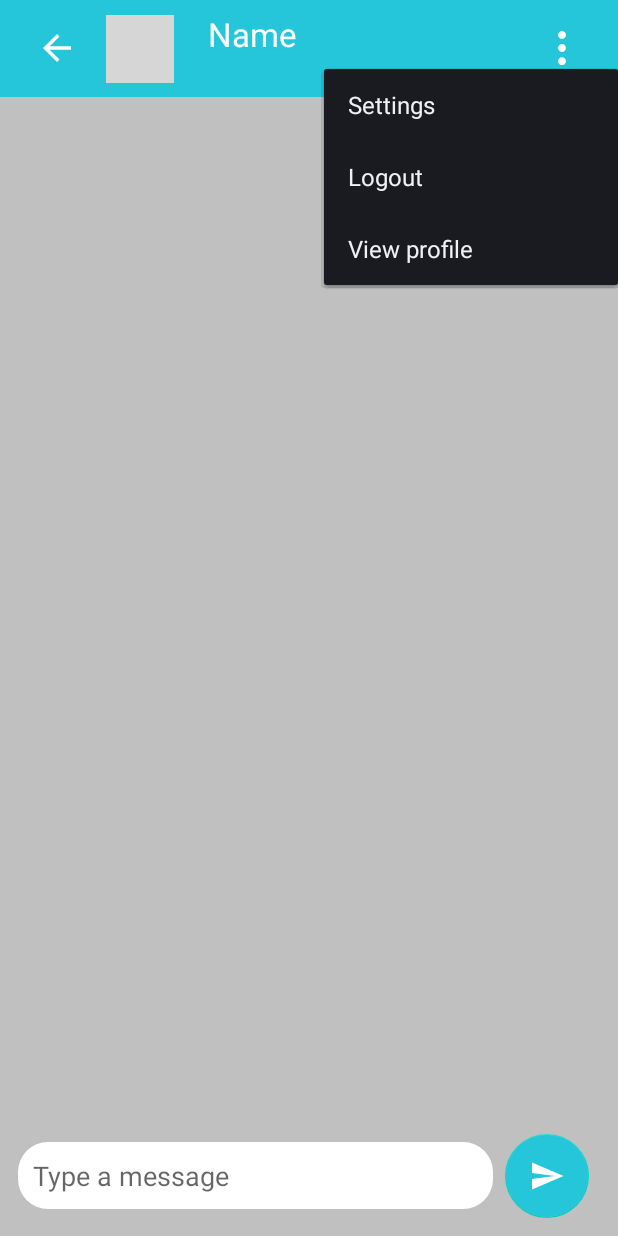
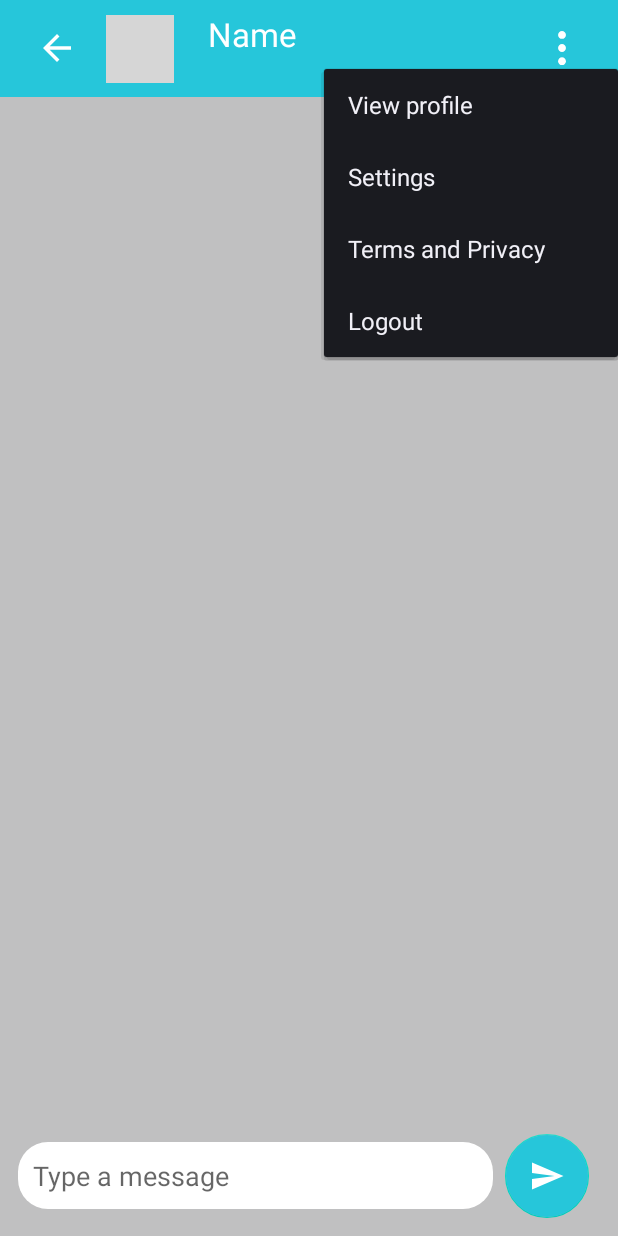
Before and after one commit to AritraLahiri/ChattersAndroid, an Android app: the ChatDetailActivity screen opened directly, with no data from a screen before it, after a tap on an icon or button, on a phone screen of 412 x 824 dp. Run offline under Robolectric (Android 15) with nearby library versions, the light colour scheme and no system bars; our stand-ins replace CircleImageView, Firebase (no records; nobody signed in at launch, a user with empty details on screens opened directly), Picasso; libraries missing offline, so code that uses them is left out: com.github.pgreze.reactions; pictures from the network do not load; 4 statements that could not run were skipped; grey boxes are pictures that could not be loaded.

Commit message:
Add privacy to App

```diff
--- a/app/src/main/res/menu/menu.xml
+++ b/app/src/main/res/menu/menu.xml
@@ -1,5 +1,6 @@
 <?xml version="1.0" encoding="utf-8"?>
 <menu xmlns:android="http://schemas.android.com/apk/res/android">
     <item android:id="@+id/setting" android:title="Settings"/>
+    <item android:id="@+id/privacy" android:title="Terms and Privacy"/>
     <item android:id="@+id/logout" android:title="Logout"/>
 </menu>
--- a/app/src/main/res/menu/popup_menu.xml
+++ b/app/src/main/res/menu/popup_menu.xml
@@ -2,13 +2,15 @@
 <menu xmlns:android="http://schemas.android.com/apk/res/android">
 
     <item
+        android:id="@+id/profile"
+        android:title="View profile" />
+    <item
         android:id="@+id/setting"
         android:title="Settings" />
+
+    <item android:id="@+id/privacy" android:title="Terms and Privacy"/>
     <item
         android:id="@+id/logout"
         android:title="Logout" />
-    <item
-        android:id="@+id/profile"
-        android:title="View profile" />
 
 </menu>
```
Also changed, not shown: app/src/main/java/aritra/code/chatters/ChatDetailActivity.java (+11 -0 lines), app/src/main/java/aritra/code/chatters/MainActivity.java (+12 -0 lines).
